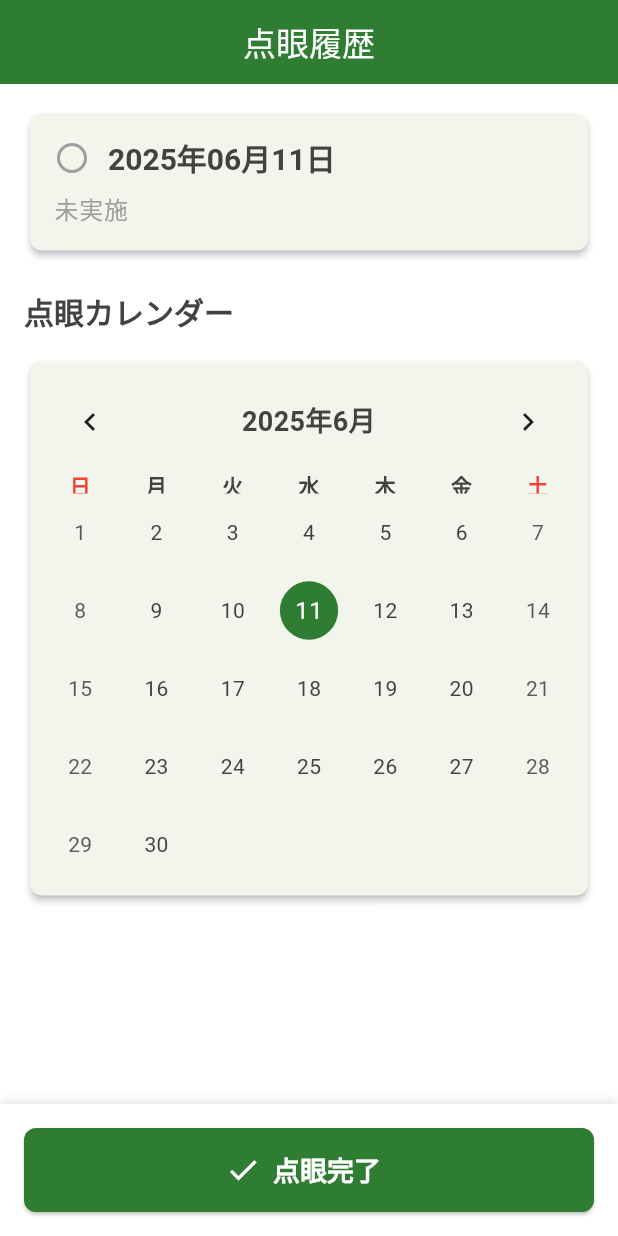
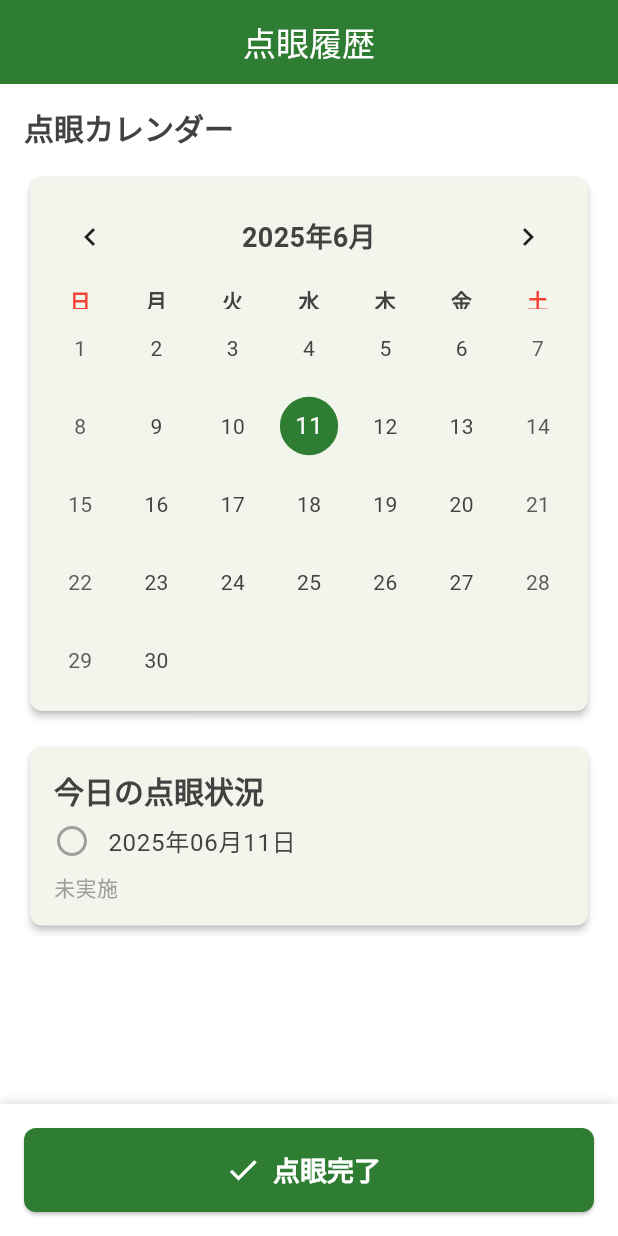
Before and after one commit to umetsu/eyedrops-everyday, a Flutter app: the screen it shows after launch, on a phone screen of 412 x 824 dp. Run offline on Flutter 3.47's test engine with Material 3 defaults, Android fonts, the phone set to English and light mode, and no system bars; drawn by our look-alikes of table_calendar; our stand-ins replace sqflite; accounts and stored records are empty.

Commit message:
UI構成を改善してユーザビリティを向上
- カレンダーを画面最上部に配置
- 今日の日付カードと選択日付情報を統合して1つの表示にまとめ
- 点眼完了ボタンが選択している日付に対して動作するように変更
- デフォルトで当日の日付が選択されている状態を維持

```diff
--- a/lib/features/home/screens/home_screen.dart
+++ b/lib/features/home/screens/home_screen.dart
@@ -53,12 +53,6 @@ class _HomeScreenState extends State<HomeScreen> {
                   child: Column(
                     crossAxisAlignment: CrossAxisAlignment.start,
                     children: [
-                      DailyStatusCard(
-                        isCompleted: provider.isDateCompleted(DateTime.now()),
-                        date: DateTime.now(),
-                        onTap: () => _toggleTodayStatus(context, provider),
-                      ),
-                      const SizedBox(height: 24),
                       Text(
                         '点眼カレンダー',
                         style: Theme.of(context).textTheme.headlineMedium,
@@ -133,7 +127,6 @@ class _HomeScreenState extends State<HomeScreen> {
                   ),
                 ),
                 const SizedBox(height: 16),
-                if (!AppDateUtils.isSameDay(_selectedDay, DateTime.now())) ...[
                 Card(
                   child: Padding(
                     padding: const EdgeInsets.all(16.0),
@@ -141,7 +134,9 @@ class _HomeScreenState extends State<HomeScreen> {
                       crossAxisAlignment: CrossAxisAlignment.start,
                       children: [
                         Text(
-                            '選択した日付',
+                          AppDateUtils.isSameDay(_selectedDay, DateTime.now())
+                              ? '今日の点眼状況'
+                              : '選択した日付',
                           style: Theme.of(context).textTheme.headlineMedium,
                         ),
                         const SizedBox(height: 8),
@@ -172,25 +167,10 @@ class _HomeScreenState extends State<HomeScreen> {
                                 : AppColors.grey,
                           ),
                         ),
-                          if (_selectedDay.isBefore(DateTime.now())) ...[
-                            const SizedBox(height: 12),
-                            SizedBox(
-                              width: double.infinity,
-                              child: ElevatedButton(
-                                onPressed: () => _toggleDateStatus(context, provider, _selectedDay),
-                                child: Text(
-                                  provider.isDateCompleted(_selectedDay)
-                                      ? '点眼を取り消す'
-                                      : '点眼済みにする',
-                                ),
-                              ),
-                            ),
-                          ],
                       ],
                     ),
                   ),
                 ),
-                      ],
                     ],
                   ),
                 ),
@@ -209,8 +189,8 @@ class _HomeScreenState extends State<HomeScreen> {
                 ),
                 child: SafeArea(
                   child: QuickActionButton(
-                    isCompleted: provider.isDateCompleted(DateTime.now()),
-                    onPressed: () => _toggleTodayStatus(context, provider),
+                    isCompleted: provider.isDateCompleted(_selectedDay),
+                    onPressed: () => _toggleSelectedDateStatus(context, provider),
                   ),
                 ),
               ),
@@ -221,13 +201,8 @@ class _HomeScreenState extends State<HomeScreen> {
     );
   }
 
-  void _toggleTodayStatus(BuildContext context, HomeProvider provider) {
-    final today = AppDateUtils.formatDate(DateTime.now());
-    provider.toggleEyedropStatus(today);
-  }
-
-  void _toggleDateStatus(BuildContext context, HomeProvider provider, DateTime date) {
-    final dateString = AppDateUtils.formatDate(date);
+  void _toggleSelectedDateStatus(BuildContext context, HomeProvider provider) {
+    final dateString = AppDateUtils.formatDate(_selectedDay);
     provider.toggleEyedropStatus(dateString);
   }
 }
```
Lines whose indentation alone changed are shown as unchanged.
